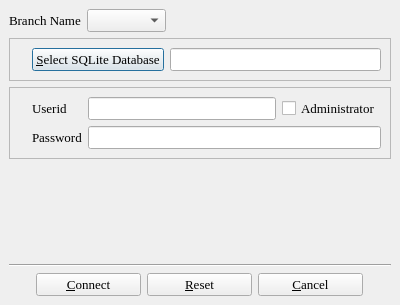
textbrowser/biblioteq, file branch_s.ui: the form before one commit.
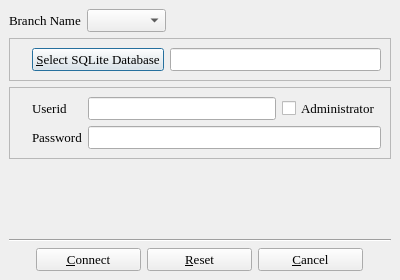
The form after the commit. Icons and pictures are not drawn.

```diff
--- a/branch_s.ui
+++ b/branch_s.ui
@@ -6,9 +6,15 @@
     <x>0</x>
     <y>0</y>
     <width>400</width>
-    <height>305</height>
+    <height>280</height>
    </rect>
   </property>
+  <property name="sizePolicy" >
+   <sizepolicy vsizetype="Minimum" hsizetype="Preferred" >
+    <horstretch>0</horstretch>
+    <verstretch>0</verstretch>
+   </sizepolicy>
+  </property>
   <property name="font" >
    <font>
     <family>Times</family>
```
